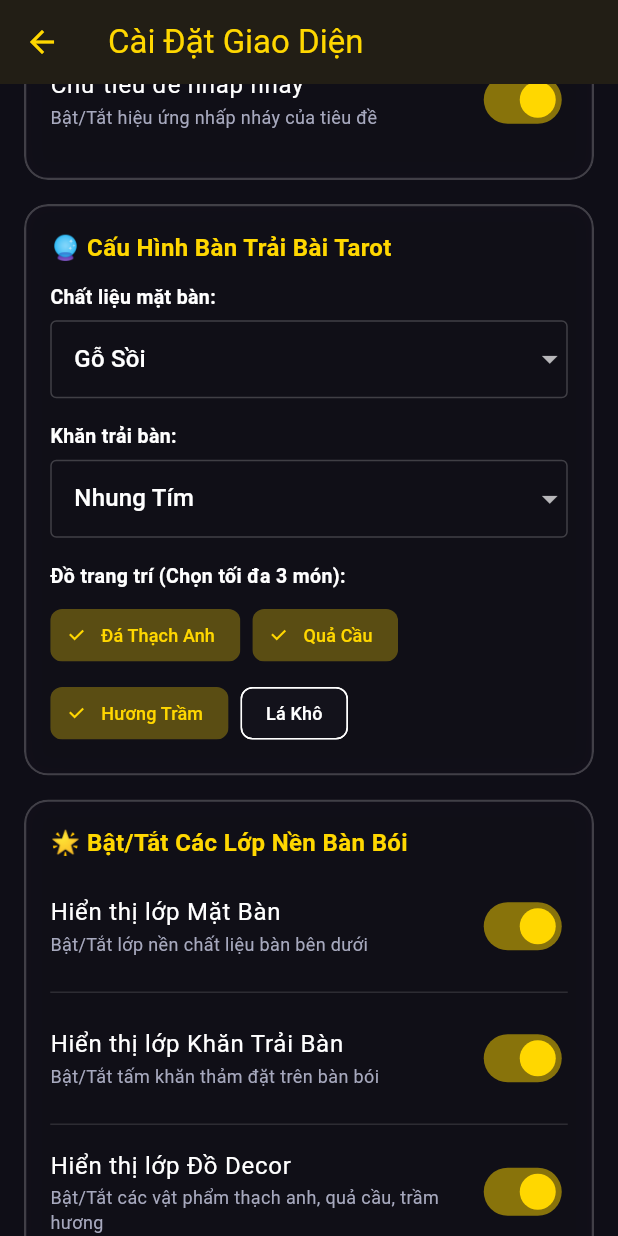
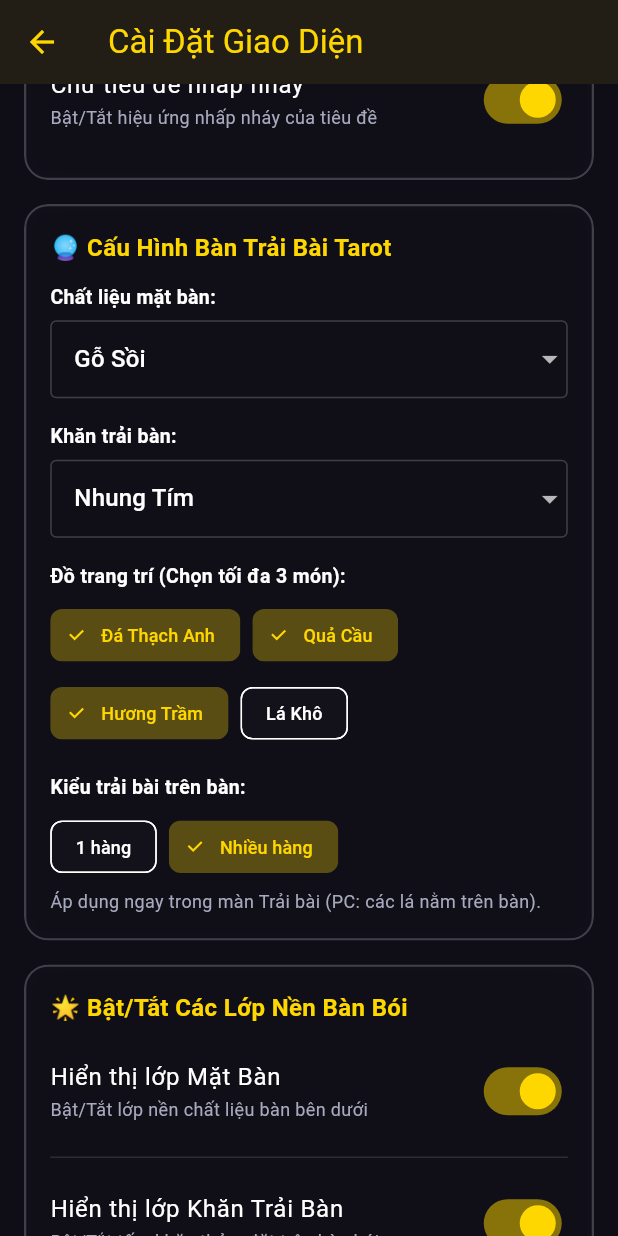
Before and after one commit to Neito112/TarotDesk, a Flutter app: the SettingsScreen screen opened directly, scrolled down 576 dp, on a phone screen of 412 x 824 dp. Run offline on Flutter 3.47's test engine with Material 3 defaults, Android fonts, the phone set to English and light mode, and no system bars; our stand-ins replace image_picker, shared_preferences, sqflite, sqflite_common_ffi, sqflite_common_ffi_web; accounts and stored records are empty.

Commit message:
Settings: add spread mode chips (1 row / multi-row)

```diff
--- a/tarot_desk_flutter/lib/presentation/screens/settings_screen.dart
+++ b/tarot_desk_flutter/lib/presentation/screens/settings_screen.dart
@@ -227,8 +227,42 @@ class SettingsScreen extends StatelessWidget {
               );
             }).toList(),
           ),
+          const SizedBox(height: 16),
+          _fieldLabel(theme, 'Kiểu trải bài trên bàn:'),
+          const SizedBox(height: 6),
+          Wrap(
+            spacing: 8,
+            runSpacing: 4,
+            children: [
+              _spreadChip(settings, theme, 'single', '1 hàng'),
+              _spreadChip(settings, theme, 'multi', 'Nhiều hàng'),
+            ],
+          ),
+          const SizedBox(height: 4),
+          Text(
+            'Áp dụng ngay trong màn Trải bài (PC: các lá nằm trên bàn).',
+            style: TextStyle(color: theme.secondaryTextColor, fontSize: 12),
+          ),
         ],
       ),
+    );
+  }
+
+  /// Chip chọn kiểu trải bài: 'single' (1 hàng) / 'multi' (nhiều hàng).
+  Widget _spreadChip(SettingsProvider settings, AppThemeData theme,
+      String value, String label) {
+    final isSelected = settings.userPrefs.spreadMode == value;
+    return ChoiceChip(
+      selectedColor: theme.primaryColor.withOpacity(0.3),
+      checkmarkColor: theme.primaryColor,
+      label: Text(label,
+          style: TextStyle(
+              color: isSelected ? theme.primaryColor : theme.textColor,
+              fontSize: 12)),
+      selected: isSelected,
+      onSelected: (selected) {
+        if (selected) settings.setSpreadMode(value);
+      },
     );
   }
 
```
